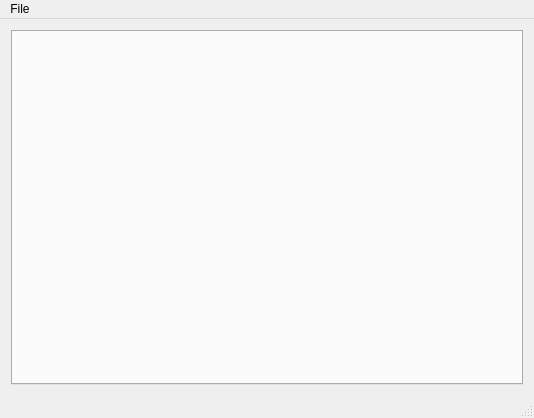
Qt form mainwindow.ui (krzysiek6d/sherlog) before a commit.
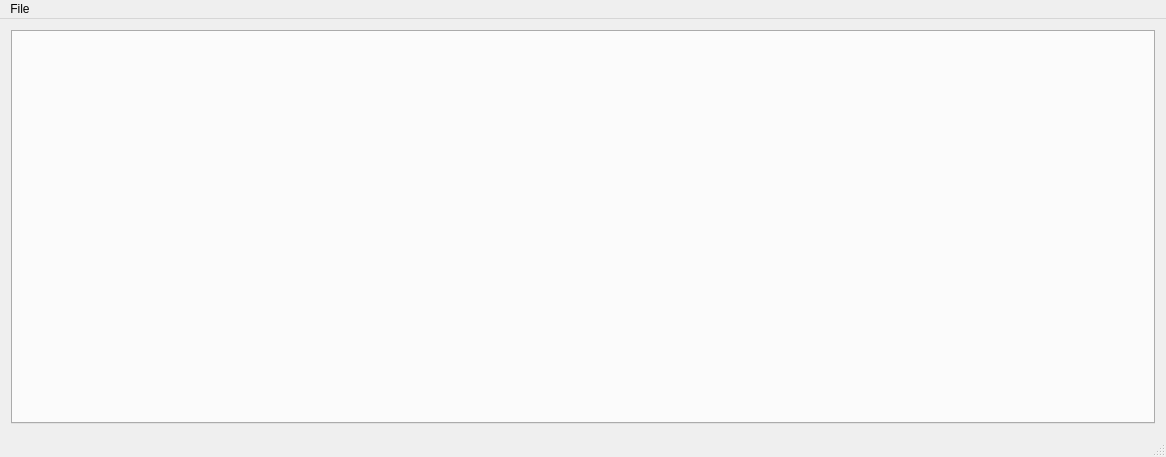
The same form after that commit.

Diff of the .ui file:
```diff
--- a/mainwindow.ui
+++ b/mainwindow.ui
@@ -6,8 +6,8 @@
    <rect>
     <x>0</x>
     <y>0</y>
-    <width>534</width>
-    <height>418</height>
+    <width>1166</width>
+    <height>457</height>
    </rect>
   </property>
   <property name="windowTitle">
@@ -35,7 +35,7 @@
     <rect>
      <x>0</x>
      <y>0</y>
-     <width>534</width>
+     <width>1166</width>
      <height>22</height>
     </rect>
    </property>
```
